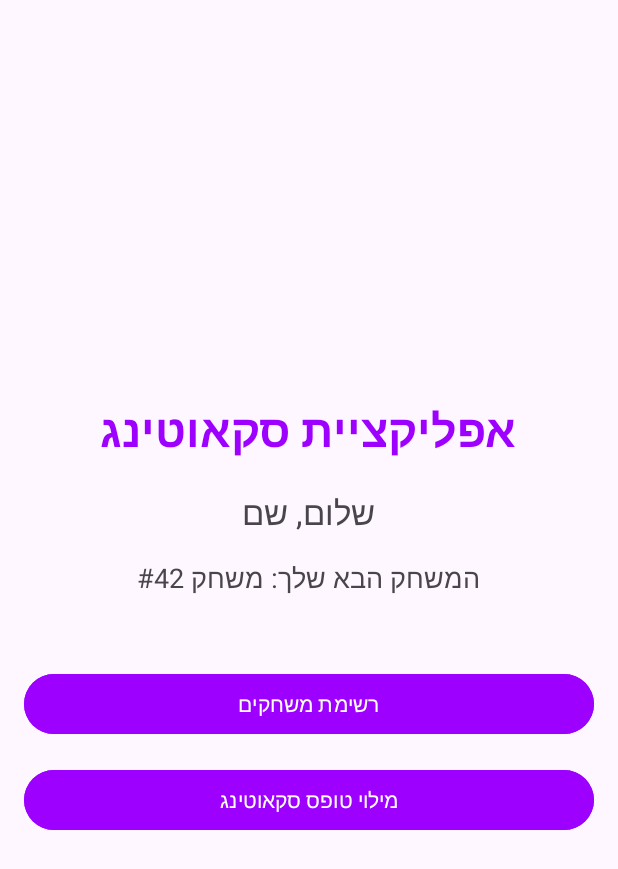
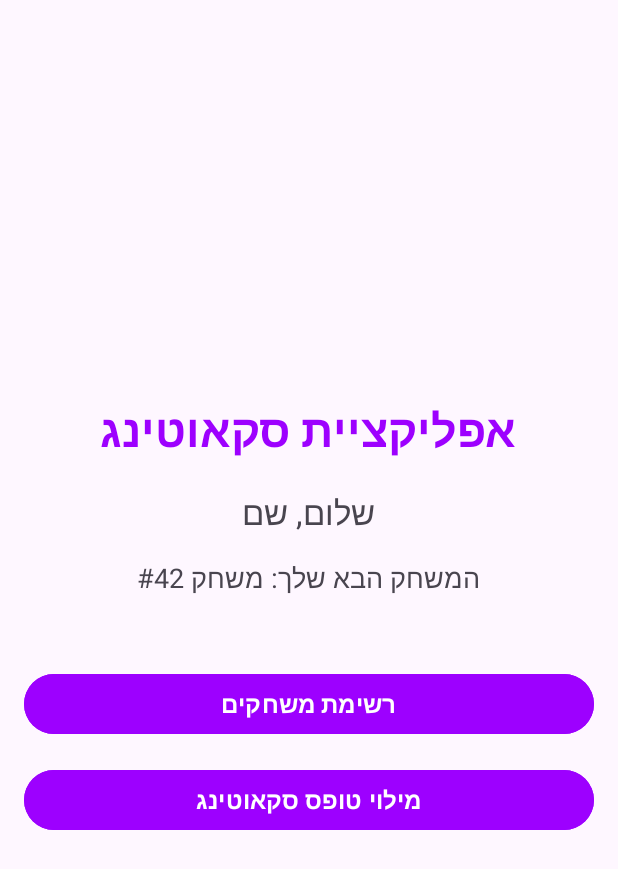
Before and after one commit to DanielDaCool/ScoutingAppForSchool, an Android app: the screen it shows after launch (MainActivity), on a phone screen of 412 x 824 dp. Shown: the top 869 px of the screen. Run offline under Robolectric (Android 15) with nearby library versions, the phone set to English and light mode, and no system bars.

Commit message:
minor changes

```diff
--- a/app/src/main/res/layout/activity_login_screen.xml
+++ b/app/src/main/res/layout/activity_login_screen.xml
@@ -68,6 +68,7 @@
         android:padding="8dp"
         android:text="יצירת חשבון"
         android:textColor="#9D00FF"
+        android:textAlignment="center"
         android:textSize="20sp" />
 
 </LinearLayout>
--- a/app/src/main/res/layout/activity_main.xml
+++ b/app/src/main/res/layout/activity_main.xml
@@ -45,6 +45,10 @@
         android:layout_height="wrap_content"
         android:text="רשימת משחקים"
         android:layout_marginBottom="16dp"
+
+        android:textSize="16dp"
+
+        android:textStyle="bold"
         android:backgroundTint="#9D00FF"
         />
 
@@ -54,6 +58,8 @@
         android:layout_width="match_parent"
         android:layout_height="wrap_content"
         android:text="מילוי טופס סקאוטינג"
+        android:textSize="16dp"
+        android:textStyle="bold"
 
         android:backgroundTint="#9D00FF"/>
 
--- a/app/src/main/res/layout/activity_signup_screen.xml
+++ b/app/src/main/res/layout/activity_signup_screen.xml
@@ -8,7 +8,8 @@
         android:layout_height="wrap_content"
         android:orientation="vertical"
         android:padding="32dp"
-        android:gravity="center_horizontal">
+        android:gravity="center_horizontal"
+        >
 
         <!-- כותרת -->
         <TextView
```
